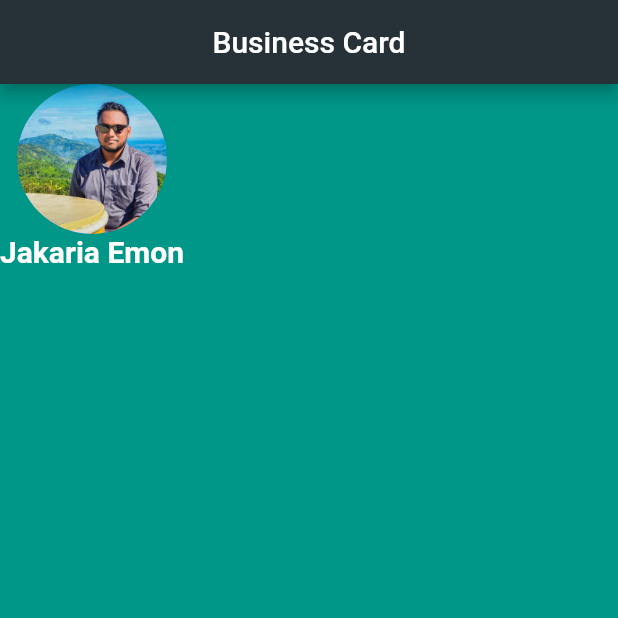
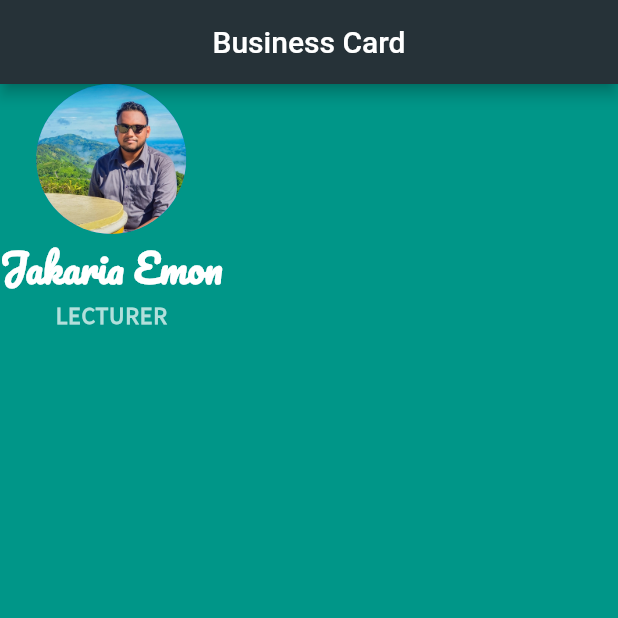
Before and after one commit to jakariaemon/Flutter_Business_Card, a Flutter app: the screen it shows after launch, on a phone screen of 412 x 824 dp, the top half of it. Run offline on Flutter 3.47's test engine with Material 2 defaults, Android fonts, the phone set to English and light mode, and no system bars.

Commit message:
Add Custom Font

```diff
--- a/lib/main.dart
+++ b/lib/main.dart
@@ -29,10 +29,21 @@ class MyApp extends StatelessWidget {
               Text(
                 "Jakaria Emon",
                 style: TextStyle(
-                  fontSize: 20.0,
+                  fontFamily: 'Pacifico',
+                  fontSize: 25.0,
                   color: Colors.white,
                   fontWeight: FontWeight.bold,
                 ),
+              ),
+              Text(
+                  "LECTURER",
+                  style: TextStyle(
+                    fontFamily: 'Source Sans Pro',
+                    fontSize: 16.0,
+                    color: Colors.teal[100],
+                    fontWeight: FontWeight.bold,
+                    letterSpacing: 0.5,
+                  ),
               ),
             ],
           )
```
Also changed, not shown: pubspec.yaml (+7 -0 lines), fonts/Pacifico-Regular.ttf (added), fonts/SourceSansPro-Regular.ttf (added).
